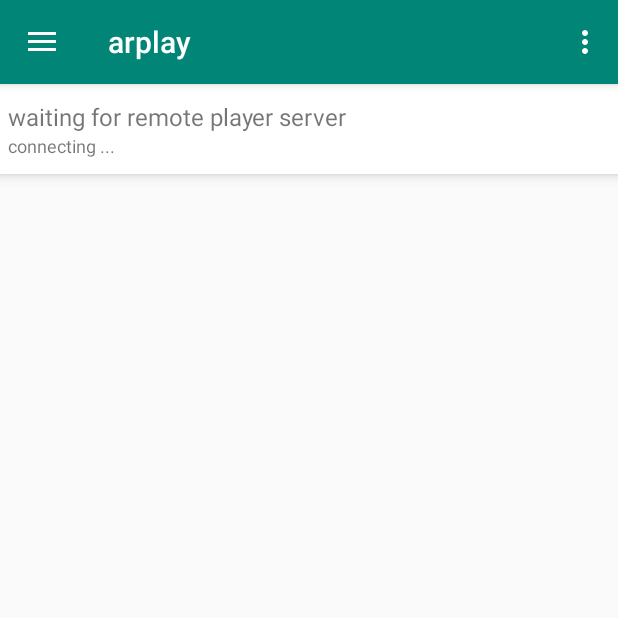
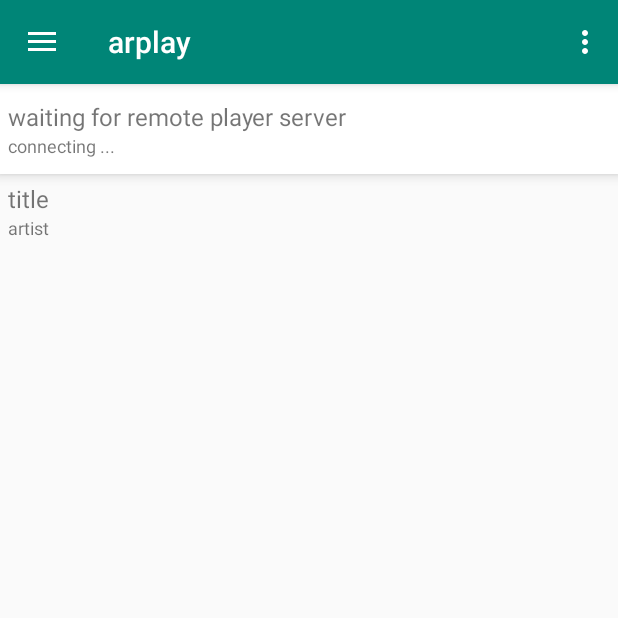
Before and after one commit to sansajn/remoteplayer, an Android app: the screen it shows after launch (MainActivity), on a phone screen of 412 x 824 dp, the top half of it. Run offline under Robolectric (Android 15) with nearby library versions, the phone set to English and light mode, and no system bars; libraries missing offline, so code that uses them is left out: org.zeromq; 8 statements that could not run were skipped.

Commit message:
partially working

```diff
--- a/arplay/app/src/main/java/remoteplayer/arplay/PlayerFragment.kt
+++ b/arplay/app/src/main/java/remoteplayer/arplay/PlayerFragment.kt
@@ -3,6 +3,7 @@ package remoteplayer.arplay
 import android.arch.lifecycle.ViewModelProviders
 import android.os.Bundle
 import android.support.v4.app.Fragment
+import android.support.v7.widget.LinearLayoutManager
 import android.text.format.DateUtils
 import android.view.LayoutInflater
 import android.view.View
@@ -26,6 +27,10 @@ class PlayerFragment : Fragment(), PlaybackListener {
 
 		_player = Player(_rplayClient)
 
+		_player.updatePlaylist(10L, listOf(PlaylistItem("title", "artist", "id")))
+
+		view.playlist_items.layoutManager = LinearLayoutManager(requireContext())
+		view.playlist_items.hasFixedSize()
 		view.playlist_items.adapter = PlaylistRecyclerAdapter(requireContext(), _player)
 //		dummyContent(view)
 
```
